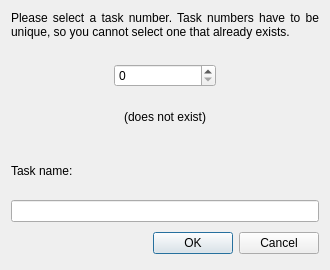
Above: Charm/TaskIdDialog.ui from KDAB/Charm before the change. Below: the same form after it.
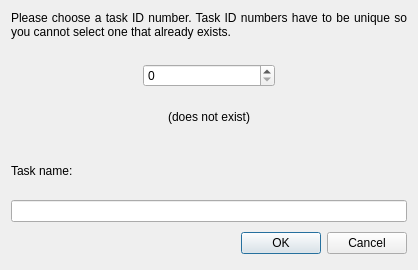
That is the form after the change.

```diff
--- a/Charm/TaskIdDialog.ui
+++ b/Charm/TaskIdDialog.ui
@@ -1,11 +1,11 @@
 <ui version="4.0" >
  <class>TaskIdDialog</class>
- <widget class="QDialog" name="TaskIdDialog" >
-  <property name="geometry" >
+ <widget class="QDialog" name="TaskIdDialog">
+  <property name="geometry">
    <rect>
     <x>0</x>
     <y>0</y>
-    <width>330</width>
+    <width>418</width>
     <height>270</height>
    </rect>
   </property>
@@ -21,8 +21,8 @@
        <verstretch>0</verstretch>
       </sizepolicy>
      </property>
-     <property name="text" >
-      <string>Please select a task number. Task numbers have to be unique, so you cannot select one that already exists.</string>
+     <property name="text">
+      <string>Please choose a task ID number. Task ID numbers have to be unique so you cannot select one that already exists.</string>
      </property>
      <property name="alignment" >
       <set>Qt::AlignJustify|Qt::AlignTop</set>
```
Left out of the diff: 67 changed lines with no effect on the pictures.
